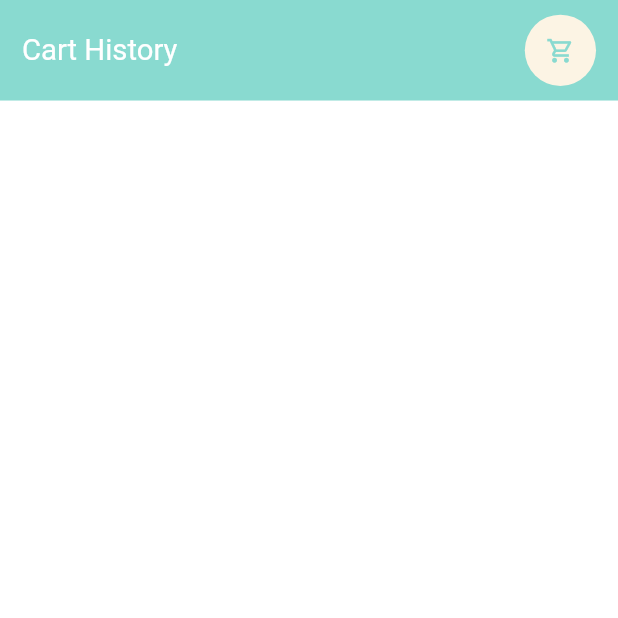
After one commit to MuhammadNasser-BiiMBo/Flutter-FoodDeliveryApp, a Flutter app: the CartHistoryPage screen opened directly, on a phone screen of 412 x 824 dp, the top half of it. The commit adds this screen. Run offline on Flutter 3.47's test engine with Material 2 defaults, Android fonts, the phone set to English and light mode, and no system bars; our stand-ins replace dots_indicator, get, shared_preferences; accounts and stored records are empty; network calls fail.

Commit message:
adding cart history list

```diff
--- a/lib/constants/constants.dart
+++ b/lib/constants/constants.dart
@@ -8,4 +8,6 @@ class AppConstants{
   static const String UPLOAD_URL = "/uploads/";
   static const String TOKEN = "";
 
+  static const String CART_LIST = 'Cart-List';
+  static const String CART_HISTORY_LIST = 'Cart-History-List';
 }
--- a/lib/controllers/cart_controller.dart
+++ b/lib/controllers/cart_controller.dart
@@ -12,6 +12,8 @@ class CartController extends GetxController {
   Map<int, CartModel> _items = {};
   Map<int, CartModel> get items => _items;
 
+  //for storage items
+  List<CartModel> storageItems=[];
   // add the item with the quantity in the items list(which contains the items in the Cart)
   void addItem(ProductModel product, int quantity) {
     var totalQuantity = 0;
@@ -58,6 +60,7 @@ class CartController extends GetxController {
         );
       }
     }
+    cartRepo.addToCartList(getItems);
     update();
   }
 
@@ -107,4 +110,49 @@ class CartController extends GetxController {
     return total;
   }
 
+  List <CartModel> getCartData (){
+    setCart = cartRepo.getCartList();
+    return storageItems;
+  }
+
+  set setCart(List<CartModel> items){
+    storageItems = items;
+    for (int i =0;i<storageItems.length;i++) {
+      _items.putIfAbsent(storageItems[i].product!.id!, () => storageItems[i]);
+    }
+  }
+
+  void addToCartHistory(){
+    cartRepo.addToCartHistoryList();
+    clear();
+  }
+
+  void clear() {
+    _items ={};
+    update();
+  }
+
+  // to get the list of the Cart history from the cart repo.
+  List<CartModel> getCartHistoryList(){
+    return cartRepo.getCartHistoryList();
+  }
+
+
+  // to get the number of items per one cart history.
+  Map<String,int>  getCartItemsPerOrder(){
+    Map<String,int>  cartItemsPerOrder ={};
+    for(int i = 0 ; i<getCartHistoryList().length;i++){
+      if(cartItemsPerOrder.containsKey(getCartHistoryList()[i].time)){
+        cartItemsPerOrder.update(getCartHistoryList()[i].time!, (value) => ++value);
+      }else{
+        cartItemsPerOrder.putIfAbsent(getCartHistoryList()[i].time!, () => 1);
+      }
+    }
+    return cartItemsPerOrder;
+  }
+
+  List<int> itemsPerOrder (){
+    return getCartItemsPerOrder().entries.map((e) => e.value).toList();
+  }
+
 }
--- a/lib/data/repository/cart_repo.dart
+++ b/lib/data/repository/cart_repo.dart
@@ -1,6 +1,77 @@
-import 'package:food_delivery_app/data/api/api_client.dart';
+import 'dart:convert';
+import 'package:food_delivery_app/constants/constants.dart';
+import 'package:shared_preferences/shared_preferences.dart';
+import '../../models/cart_model.dart';
 
 class CartRepo{
-  final ApiClient apiClient;
-  CartRepo({required this.apiClient});
+  final SharedPreferences sharedPreferences;
+  CartRepo({ required this.sharedPreferences});
+
+
+  List<String> cart = [];
+  List<String> cartHistory = [];
+
+  // to save the cart items to sharedPreferences
+  void addToCartList(List<CartModel> cartList){
+    cart = [];
+    // converts objects to strings as the shared preferences accepts only strings.
+    for (var element in cartList) {
+      element.time = DateTime.now().toString().substring(0,19);
+      cart.add(jsonEncode(element));
+    }
+    sharedPreferences.setStringList(AppConstants.CART_LIST, cart);
+    print(sharedPreferences.getStringList(AppConstants.CART_LIST));
+    getCartList();
+  }
+
+  // to get the list of CartModel from sharedPreferences
+  List<CartModel> getCartList(){
+    List<String>  stringList= [];
+    if(sharedPreferences.containsKey(AppConstants.CART_LIST)){
+      stringList= sharedPreferences.getStringList(AppConstants.CART_LIST)!;
+    }
+    List<CartModel> cartList = [];
+    for (var element in stringList) {
+      cartList.add(CartModel.fromJson(jsonDecode(element)));
+    }
+    return cartList;
+  }
+
+  // add the contents of the cart to the Cart history when we press checkout
+  void addToCartHistoryList(){
+    if(sharedPreferences.containsKey(AppConstants.CART_HISTORY_LIST)){
+      cartHistory = sharedPreferences.getStringList(AppConstants.CART_HISTORY_LIST)!;
+    }
+    for(int i = 0; i<cart.length;i++){
+      print('$i History : ${cart[i]}');
+      cartHistory.add(cart[i]);
+    }
+    // to remove the contents of the cart (sharedPreferences) as it's added to the carHistory list.
+    removeCart();
+    sharedPreferences.setStringList(AppConstants.CART_HISTORY_LIST, cartHistory);
+    print(getCartHistoryList().length);
+  }
+
+  //get the list of the history
+  List<CartModel> getCartHistoryList(){
+    if(sharedPreferences.containsKey(AppConstants.CART_HISTORY_LIST)){
+      cartHistory =[];
+      cartHistory = sharedPreferences.getStringList(AppConstants.CART_HISTORY_LIST)!;
+    }
+    List<CartModel> cartListHistory =[];
+    for (var element in cartHistory) {
+      cartListHistory.add(CartModel.fromJson(jsonDecode(element)));
+    }
+
+    return cartListHistory;
+  }
+
+
+  // removing the cart sharedPreferences.
+  void removeCart(){
+    cart = [];
+    sharedPreferences.remove(AppConstants.CART_LIST);
+  }
+
+
 }
--- a/lib/helper/dependencies.dart
+++ b/lib/helper/dependencies.dart
@@ -5,17 +5,21 @@ import 'package:food_delivery_app/data/api/api_client.dart';
 import 'package:food_delivery_app/data/repository/cart_repo.dart';
 import 'package:food_delivery_app/data/repository/popular_product_repo.dart';
 import 'package:get/get.dart';
+import 'package:shared_preferences/shared_preferences.dart';
 
 import '../controllers/recommended_product_controller.dart';
 import '../data/repository/recommended_product_repo.dart';
 
 Future<void> init()async{
+  final sharedPreferences = await SharedPreferences.getInstance();
+
+  Get.lazyPut(() => sharedPreferences);
   //apiClient
   Get.lazyPut(() => ApiClient(appBaseUrl: AppConstants.BASEURL));
   //repository getting the ApiClient with the name apiClient
   Get.lazyPut(() => PopularProductRepo(apiClient:Get.find()));
   Get.lazyPut(() => RecommendedProductRepo(apiClient:Get.find()));
-  Get.lazyPut(() => CartRepo(apiClient:Get.find()));
+  Get.lazyPut(() => CartRepo(sharedPreferences:Get.find()));
   //controllers
   Get.lazyPut(() => PopularProductController(popularProductRepo:Get.find()));
   Get.lazyPut(() => RecommendedProductController(recommendedProductRepo:Get.find()));
--- a/lib/main.dart
+++ b/lib/main.dart
@@ -1,4 +1,5 @@
 import 'package:flutter/material.dart';
+import 'package:food_delivery_app/controllers/cart_controller.dart';
 import 'package:food_delivery_app/controllers/popular_product_controller.dart';
 import 'package:food_delivery_app/controllers/recommended_product_controller.dart';
 import 'package:food_delivery_app/pages/cart/cart_page.dart';
@@ -20,6 +21,7 @@ class MyApp extends StatelessWidget {
   // This widget is the root of your application.
   @override
   Widget build(BuildContext context) {
+    Get.find<CartController>().getCartData();
     return GetBuilder<PopularProductController>(
       builder:(_)=> GetBuilder<RecommendedProductController>(
         builder:(_)=> GetMaterialApp(
--- a/lib/pages/Food/popular_food_details.dart
+++ b/lib/pages/Food/popular_food_details.dart
@@ -144,7 +144,7 @@ class PopularFoodDetails extends StatelessWidget {
                 left: Dimensions.width20,
                 right: Dimensions.width20),
             decoration: BoxDecoration(
-                color: AppColors.buttonBackgroundColor,
+                color: Colors.grey.shade200,
                 borderRadius: BorderRadius.only(
                   topLeft: Radius.circular(Dimensions.radius20 * 2),
                   topRight: Radius.circular(Dimensions.radius20 * 2),
--- a/lib/pages/Food/recommended_food_details.dart
+++ b/lib/pages/Food/recommended_food_details.dart
@@ -38,7 +38,7 @@ class RecommendedFoodDetails extends StatelessWidget {
                       Get.toNamed(RouteHelper.getInitial());
                     } ,
                   ),
-                   GestureDetector(
+                  GestureDetector(
                     onTap: () {
                       if(controller.totalItems>0) {
                         Get.toNamed(RouteHelper.getCartPage());
@@ -146,7 +146,7 @@ class RecommendedFoodDetails extends StatelessWidget {
               height: Dimensions.bottomHeightBar,
               padding: EdgeInsets.symmetric(vertical:Dimensions.height10,horizontal:Dimensions.width20),
               decoration: BoxDecoration(
-                  color: AppColors.buttonBackgroundColor,
+                  color: Colors.grey.shade200,
                   borderRadius: BorderRadius.only(
                     topLeft: Radius.circular(Dimensions.radius20*2),
                     topRight: Radius.circular(Dimensions.radius20*2),
--- /dev/null
+++ b/lib/pages/cart/cart_history_page.dart
@@ -0,0 +1,131 @@
+import 'package:flutter/material.dart';
+import 'package:food_delivery_app/constants/colors.dart';
+import 'package:food_delivery_app/constants/constants.dart';
+import 'package:food_delivery_app/constants/dimensions.dart';
+import 'package:food_delivery_app/controllers/cart_controller.dart';
+import 'package:food_delivery_app/widgets/app_icon.dart';
+import 'package:food_delivery_app/widgets/small_text.dart';
+import 'package:get/get.dart';
+
+import '../../widgets/big_text.dart';
+
+class CartHistoryPage extends StatelessWidget {
+  const CartHistoryPage({super.key});
+
+  @override
+  Widget build(BuildContext context) {
+
+    var itemsPerOrder = Get.find<CartController>().itemsPerOrder();
+    var cartItemsPerOrder = Get.find<CartController>().getCartItemsPerOrder();
+    var cartHistoryList = Get.find<CartController>().getCartHistoryList();
+    var listCounter = 0;
+    print(itemsPerOrder);
+    print(cartItemsPerOrder);
+    return Scaffold(
+      backgroundColor: Colors.white,
+      body: Column(
+        children: [
+          SafeArea(
+            child: Container(
+              width: double.maxFinite,
+              color: AppColors.mainColor,
+              padding: EdgeInsets.symmetric(
+                  vertical: Dimensions.height10,
+                  horizontal: Dimensions.width15),
+              child: Row(
+                crossAxisAlignment: CrossAxisAlignment.center,
+                mainAxisAlignment: MainAxisAlignment.spaceBetween,
+                children: [
+                  BigText(text: 'Cart History', color: Colors.white),
+                  const AppIcon(
+                    icon: Icons.shopping_cart_outlined,
+                    iconColor: AppColors.mainColor,
+                  )
+                ],
+              ),
+            ),
+          ),
+          Expanded(
+            child: Container(
+              margin: EdgeInsets.only(
+                top: Dimensions.height15,
+                left: Dimensions.width20,
+                right: Dimensions.width15,
+              ),
+              child: MediaQuery.removePadding(
+                removeTop: true,
+                context: context,
+                child: ListView(
+                  physics: const BouncingScrollPhysics(),
+                  children: [
+                    for (int i = 0; i < itemsPerOrder.length; i++)
+                      Container(
+                        height: 145,
+                        decoration: BoxDecoration(
+                          border:Border.all(width: 2,color: AppColors.mainColor,),
+                          borderRadius: BorderRadius.circular(Dimensions.radius20)
+                        ),
+                        padding: EdgeInsets.symmetric(horizontal: Dimensions.width10,vertical: Dimensions.height10),
+                        margin: EdgeInsets.only(bottom: Dimensions.height10),
+                        child: Column(
+                          mainAxisAlignment: MainAxisAlignment.spaceAround,
+                          crossAxisAlignment: CrossAxisAlignment.start,
+                          children: [
+                            BigText(text: '21/12/2000 10:00 PM'),
+                            Row(
+                              mainAxisAlignment: MainAxisAlignment.spaceBetween,
+                              children: [
+                                Wrap(
+                                  // spacing: Dimensions.width10/2,
+                                  direction: Axis.horizontal,
+                                  children: List.generate(itemsPerOrder[i], (index) {
+                                    if (listCounter < cartHistoryList.length) {
+                                      listCounter++;
+                                    }
+                                    return index<=2?Container(
+                                      height: Dimensions.height20 * 4,
+                                      width: Dimensions.width20 * 4,
+                                      margin: EdgeInsets.only(right: Dimensions.width10),
+                                      decoration: BoxDecoration(
+                                          borderRadius: BorderRadius.circular(Dimensions.radius10),
+                                          image: DecorationImage(
+                                              fit: BoxFit.cover,
+                                              image: NetworkImage(AppConstants.BASEURL+AppConstants.UPLOAD_URL + cartHistoryList[listCounter - 1].img!))),
+                                    ):const SizedBox();
+                                  }),
+                                ),
+                                SizedBox(
+                                  height: 80,
+                                  child: Column(
+                                    crossAxisAlignment: CrossAxisAlignment.end,
+                                    mainAxisAlignment: MainAxisAlignment.spaceAround,
+                                    children: [
+                                      SmallText(text: 'Total',color: AppColors.titleColor,),
+                                      BigText(text: '${itemsPerOrder[i]} Items',color: AppColors.titleColor,),
+                                      Container(
+                                        padding: EdgeInsets.symmetric(horizontal: Dimensions.width10/2,vertical: Dimensions.height10/2),
+                                        decoration: BoxDecoration(
+                                          borderRadius: BorderRadius.circular(Dimensions.radius10/2),
+                                          border: Border.all(width:1,color: AppColors.mainColor),
+                                        ),
+                                        child: SmallText(text: 'one more',color: AppColors.mainColor,),
+                                      )
+                                    ],
+                                  ),
+                                )
+
+                              ],
+                            )
+                          ],
+                        ),
+                      )
+                  ],
+                ),
+              ),
+            ),
+          )
+        ],
+      ),
+    );
+  }
+}
--- a/lib/pages/cart/cart_page.dart
+++ b/lib/pages/cart/cart_page.dart
@@ -201,7 +201,7 @@ class CartPage extends StatelessWidget {
               left: Dimensions.width20,
               right: Dimensions.width20),
           decoration: BoxDecoration(
-              color: AppColors.buttonBackgroundColor,
+              color: Colors.grey.shade200,
               borderRadius: BorderRadius.only(
                 topLeft: Radius.circular(Dimensions.radius20 * 2),
                 topRight: Radius.circular(Dimensions.radius20 * 2),
@@ -224,7 +224,9 @@ class CartPage extends StatelessWidget {
                 ),
               ),
               GestureDetector(
-                onTap: (){},
+                onTap: (){
+                  cartController.addToCartHistory();
+                },
                 child: Container(
                   padding: EdgeInsets.symmetric(
                       horizontal: Dimensions.width20,
--- a/lib/pages/home/main_food_page.dart
+++ b/lib/pages/home/main_food_page.dart
@@ -27,7 +27,7 @@ class _MainFoodPageState extends State<MainFoodPage> {
         children: [
           Container(
             padding:  EdgeInsets.symmetric(horizontal: Dimensions.width20),
-            margin:  EdgeInsets.only(top: Dimensions.height45,bottom: Dimensions.height15),
+            margin:  EdgeInsets.only(top: Dimensions.height30,bottom: Dimensions.height15),
             child: SizedBox(
               child:  Row(
                 mainAxisAlignment: MainAxisAlignment.spaceBetween,
--- a/pubspec.yaml
+++ b/pubspec.yaml
@@ -37,6 +37,8 @@ dependencies:
   cupertino_icons: ^1.0.2
   get: ^4.6.5
   dots_indicator: ^2.1.1
+  animated_bottom_navigation_bar: ^1.2.0
+  shared_preferences: ^2.2.0
 
 dev_dependencies:
   flutter_test:
```
Also changed, not shown: lib/models/cart_model.dart (+12 -0 lines), lib/models/products_model.dart (+16 -0 lines), lib/pages/home/home_page.dart (+17 -4 lines), lib/pages/splash/splash_screen.dart (+7 -2 lines), lib/widgets/food_data_column.dart (+4 -4 lines), pubspec.lock, 1 other file.
